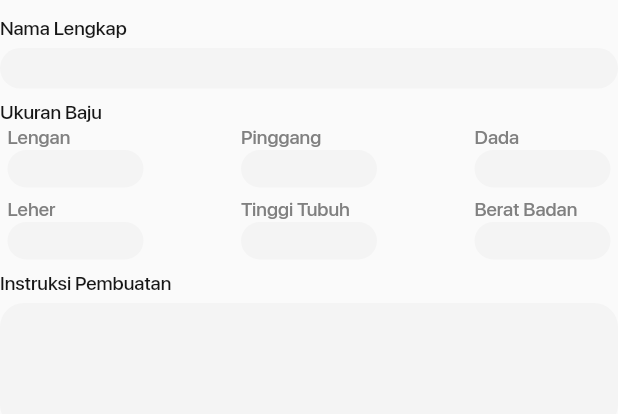
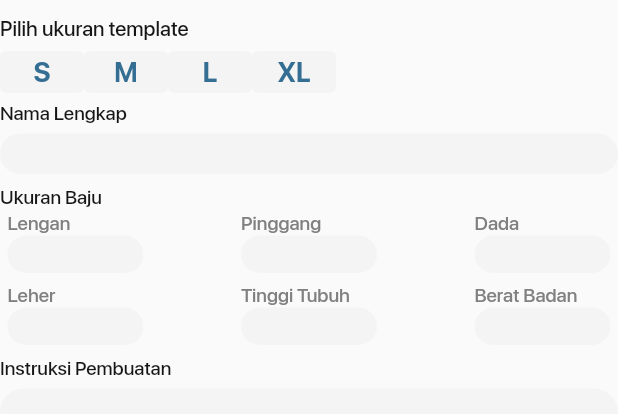
Before and after one commit to KeerjainSH/Crowns-mobile, a Flutter app: the FormDetailPesanan widget shown alone on an empty page, opened directly with empty values, on a phone screen of 412 x 824 dp. Shown: the top 414 px of the screen. Run offline on Flutter 3.47's test engine with Material 2 defaults, Android fonts, the phone set to English and light mode, and no system bars; our stand-ins replace buttons_tabbar, date_time_picker, flutter_rating_bar, flutter_svg, image_picker, shared_preferences and 1 more; accounts and stored records are empty; network calls fail; project files that could hold a hidden picture were left out.

Commit message:
add ukuran baju template

```diff
--- /dev/null
+++ b/crowns/lib/constants/ukuran_baju.dart
@@ -0,0 +1,26 @@
+var ukuranBaju = <String, Map<String, int>>{
+  'S': <String, int>{
+    'lengan': 50,
+    'pinggang': 68,
+    'dada': 13,
+    'leher': 32,
+  },
+  'M': <String, int>{
+    'lengan': 52,
+    'pinggang': 71,
+    'dada': 14,
+    'leher': 34,
+  },
+  'L': <String, int>{
+    'lengan': 53,
+    'pinggang': 76,
+    'dada': 15,
+    'leher': 36,
+  },
+  'XL': <String, int>{
+    'lengan': 54,
+    'pinggang': 80,
+    'dada': 16,
+    'leher': 38,
+  },
+};
--- a/crowns/lib/modules/pesanan/components/form_detail_pesanan.dart
+++ b/crowns/lib/modules/pesanan/components/form_detail_pesanan.dart
@@ -1,3 +1,5 @@
+import 'package:crowns/constants/app_constants.dart';
+import 'package:crowns/constants/ukuran_baju.dart';
 import 'package:crowns/modules/pesanan/models/detail_pesanan.dart';
 import 'package:crowns/widgets/texts_widgets.dart';
 import 'package:flutter/material.dart';
@@ -5,19 +7,75 @@ import 'package:flutter/services.dart';
 
 class FormDetailPesanan extends StatefulWidget {
   final DetailPesanan detailPesanan;
+  final String jenisKelamin;
 
-  FormDetailPesanan({required this.detailPesanan});
+  FormDetailPesanan({
+    required this.detailPesanan,
+    required this.jenisKelamin,
+  });
 
   @override
   _FormDetailPesananState createState() => _FormDetailPesananState();
 }
 
 class _FormDetailPesananState extends State<FormDetailPesanan> {
+  final TextEditingController _lenganController = TextEditingController();
+  final TextEditingController _pinggangController = TextEditingController();
+  final TextEditingController _dadaController = TextEditingController();
+  final TextEditingController _leherController = TextEditingController();
+  final TextEditingController _dummyController = TextEditingController();
+
+  @override
+  void dispose() {
+    _lenganController.dispose();
+    _pinggangController.dispose();
+    _dadaController.dispose();
+    _leherController.dispose();
+    _dummyController.dispose();
+    super.dispose();
+  }
+
   @override
   Widget build(BuildContext context) {
+    TextButton buildUkuranButton(String ukuran) {
+      return TextButton(
+        style: TextButton.styleFrom(
+          primary: ColorConstants.primaryColor,
+          visualDensity: VisualDensity.compact,
+          backgroundColor: ColorConstants.softGrey,
+        ),
+        onPressed: () {
+          setState(() {
+            _lenganController.text = widget.jenisKelamin == 'L'
+                ? (ukuranBaju[ukuran]!['lengan']! + 2).toString()
+                : ukuranBaju[ukuran]!['lengan'].toString();
+            _pinggangController.text = widget.jenisKelamin == 'L'
+                ? (ukuranBaju[ukuran]!['pinggang']! + 2).toString()
+                : ukuranBaju[ukuran]!['pinggang'].toString();
+            _dadaController.text = widget.jenisKelamin == 'L'
+                ? (ukuranBaju[ukuran]!['dada']! + 2).toString()
+                : ukuranBaju[ukuran]!['dada'].toString();
+            _leherController.text = widget.jenisKelamin == 'L'
+                ? (ukuranBaju[ukuran]!['leher']! + 2).toString()
+                : ukuranBaju[ukuran]!['leher'].toString();
+          });
+        },
+        child: Text(ukuran),
+      );
+    }
+
     return Column(
       children: [
         SizedBox(height: 11),
+        buildFormLabel(context, 'Pilih ukuran template'),
+        Row(
+          children: [
+            buildUkuranButton('S'),
+            buildUkuranButton('M'),
+            buildUkuranButton('L'),
+            buildUkuranButton('XL'),
+          ],
+        ),
         buildFormLabel2(context, 'Nama Lengkap'),
         SizedBox(height: 5),
         TextFormField(
@@ -34,21 +92,24 @@ class _FormDetailPesananState extends State<FormDetailPesanan> {
               Row(
                 mainAxisAlignment: MainAxisAlignment.spaceBetween,
                 children: [
-                  buildUkuranBajuField(context, widget.detailPesanan, 'Lengan'),
+                  buildUkuranBajuField(context, widget.detailPesanan, 'Lengan',
+                      _lenganController),
+                  buildUkuranBajuField(context, widget.detailPesanan,
+                      'Pinggang', _pinggangController),
                   buildUkuranBajuField(
-                      context, widget.detailPesanan, 'Pinggang'),
-                  buildUkuranBajuField(context, widget.detailPesanan, 'Dada'),
+                      context, widget.detailPesanan, 'Dada', _dadaController),
                 ],
               ),
               SizedBox(height: 7),
               Row(
                 mainAxisAlignment: MainAxisAlignment.spaceBetween,
                 children: [
-                  buildUkuranBajuField(context, widget.detailPesanan, 'Leher'),
                   buildUkuranBajuField(
-                      context, widget.detailPesanan, 'Tinggi Tubuh'),
-                  buildUkuranBajuField(
-                      context, widget.detailPesanan, 'Berat Badan'),
+                      context, widget.detailPesanan, 'Leher', _leherController),
+                  buildUkuranBajuField(context, widget.detailPesanan,
+                      'Tinggi Tubuh', _dummyController),
+                  buildUkuranBajuField(context, widget.detailPesanan,
+                      'Berat Badan', _dummyController),
                 ],
               ),
             ],
@@ -75,7 +136,11 @@ class _FormDetailPesananState extends State<FormDetailPesanan> {
 }
 
 Container buildUkuranBajuField(
-    BuildContext context, DetailPesanan detailPesanan, String text) {
+  BuildContext context,
+  DetailPesanan detailPesanan,
+  String text,
+  TextEditingController controller,
+) {
   return Container(
     width: MediaQuery.of(context).size.width * 0.22,
     child: Column(
@@ -84,6 +149,7 @@ Container buildUkuranBajuField(
         Align(
           alignment: Alignment.centerLeft,
           child: TextFormField(
+            controller: controller,
             keyboardType: TextInputType.number,
             decoration: InputDecoration(
               contentPadding: EdgeInsets.symmetric(
--- a/crowns/lib/modules/pesanan/screens/update_detail_pesanan.dart
+++ b/crowns/lib/modules/pesanan/screens/update_detail_pesanan.dart
@@ -282,7 +282,9 @@ class _UpdateDetailPesananPageState extends State<UpdateDetailPesananPage> {
                 itemCount: pesananProvider.detailPesananList.length,
                 itemBuilder: (context, i) {
                   return FormDetailPesanan(
-                      detailPesanan: pesananProvider.detailPesananList[i]);
+                    detailPesanan: pesananProvider.detailPesananList[i],
+                    jenisKelamin: widget.catalog.jenisKelamin,
+                  );
                 },
               ),
             ),
```
